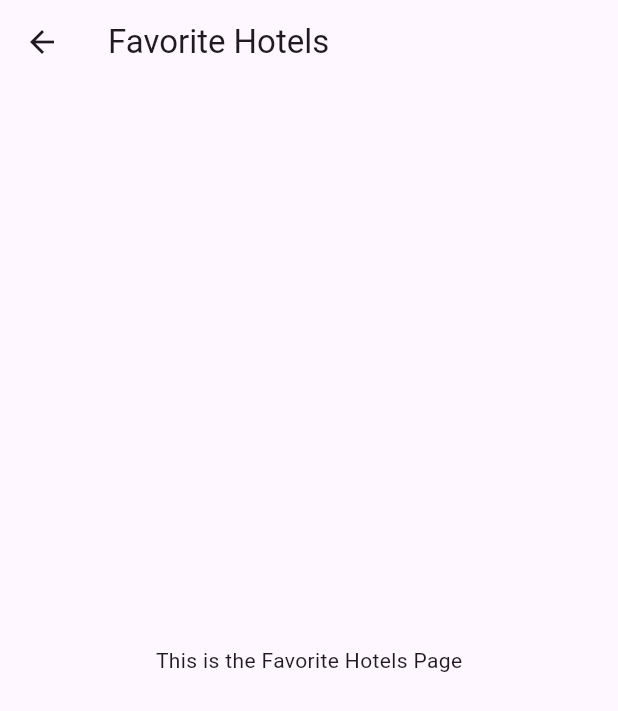
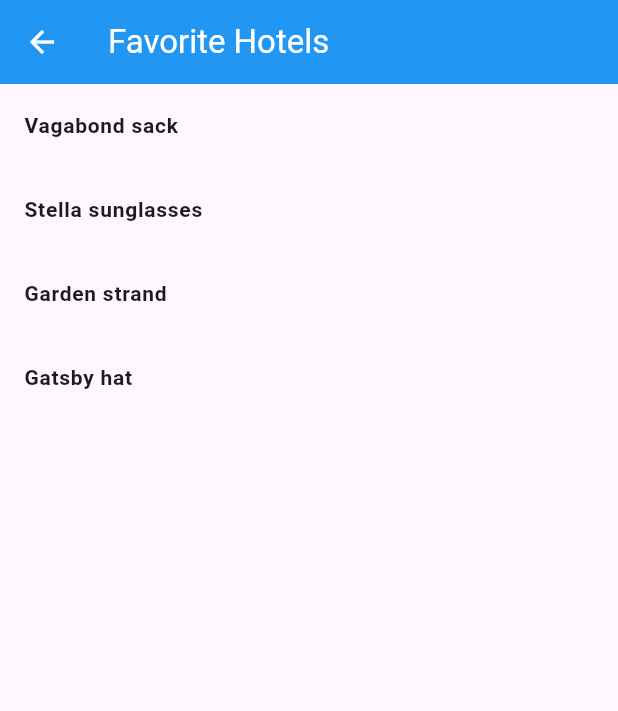
Before and after one commit to 8oo30un/moAppGae_midterm, a Flutter app: the FavoriteHotelsPage screen opened by its route, on a phone screen of 412 x 824 dp. Shown: the top 711 px of the screen. Run offline on Flutter 3.47's test engine with Material 3 defaults, Android fonts, the phone set to English and light mode, and no system bars; our stand-ins replace animated_text_kit.

Commit message:
add: favorite page

```diff
--- a/lib/favorite.dart
+++ b/lib/favorite.dart
@@ -1,16 +1,59 @@
 import 'package:flutter/material.dart';
+import 'model/product.dart';
+import 'model/products_repository.dart';
 
-class FavoriteHotelsPage extends StatelessWidget {
+class FavoriteHotelsPage extends StatefulWidget {
   const FavoriteHotelsPage({super.key});
 
   @override
+  _FavoriteHotelsPageState createState() => _FavoriteHotelsPageState();
+}
+
+class _FavoriteHotelsPageState extends State<FavoriteHotelsPage> {
+  final ProductsRepository _productsRepository = ProductsRepository();
+
+  @override
   Widget build(BuildContext context) {
+    List<Product> favoriteHotels = _productsRepository.getFeaturedProducts();
+
     return Scaffold(
       appBar: AppBar(
+        backgroundColor: Colors.blue,
+        foregroundColor: Colors.white,
         title: const Text('Favorite Hotels'),
       ),
-      body: const Center(
-        child: Text('This is the Favorite Hotels Page'),
+      body: ListView.builder(
+        itemCount: favoriteHotels.length,
+        itemBuilder: (context, index) {
+          final hotel = favoriteHotels[index];
+
+          return Dismissible(
+            key: Key(hotel.name),
+            direction: DismissDirection.endToStart, // 오른쪽에서 왼쪽으로 슬라이드
+            background: Container(
+              color: Colors.red,
+              alignment: Alignment.centerRight,
+              padding: const EdgeInsets.symmetric(horizontal: 20),
+              child: const Icon(Icons.delete, color: Colors.white),
+            ),
+            onDismissed: (direction) {
+              setState(() {
+                _productsRepository.unfeatureProductById(hotel.id);
+              });
+
+              ScaffoldMessenger.of(context).showSnackBar(
+                SnackBar(content: Text('${hotel.name} removed from favorites')),
+              );
+            },
+            child: ListTile(
+              title: Text(hotel.name,
+                  style: const TextStyle(
+                    fontSize: 14,
+                    fontWeight: FontWeight.bold,
+                  )),
+            ),
+          );
+        },
       ),
     );
   }
--- a/pubspec.yaml
+++ b/pubspec.yaml
@@ -8,6 +8,7 @@ dependencies:
   animated_text_kit: ^4.2.2
   flutter:
     sdk: flutter
+  # flutter_slidable: ^0.6.0
   intl: ^0.17.0
 
   cupertino_icons: ^1.0.5
```
Also changed, not shown: lib/model/products_repository.dart (+20 -0 lines).
